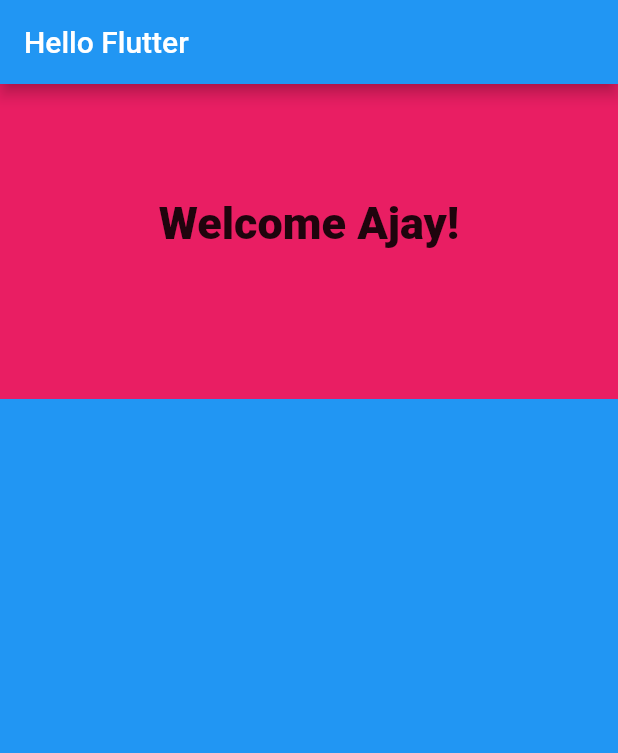
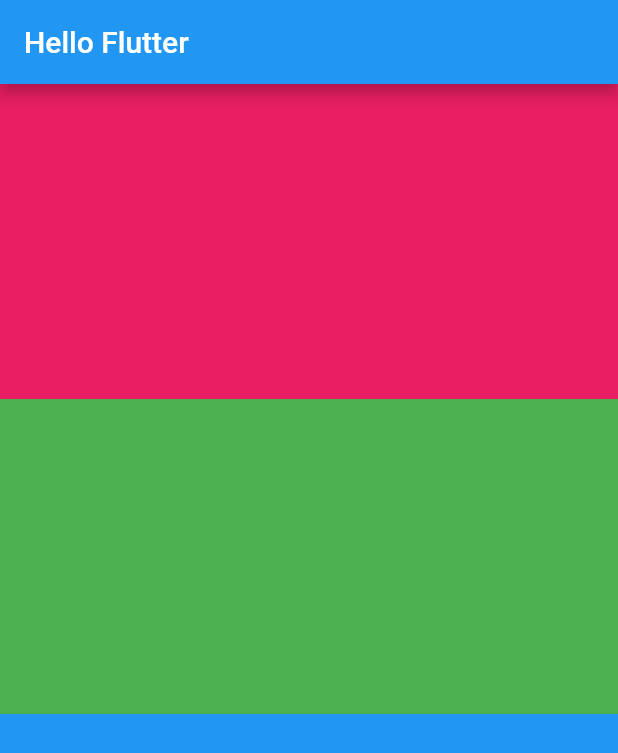
Before and after one commit to wagheajay/code, a Flutter app: the screen it shows after launch, on a phone screen of 412 x 824 dp. Shown: the top 753 px of the screen. Run offline on Flutter 3.47's test engine with Material 2 defaults, Android fonts, the phone set to English and light mode, and no system bars.

Commit message:
initial commit

```diff
--- a/lib/ui/home.dart
+++ b/lib/ui/home.dart
@@ -9,17 +9,24 @@ class Home extends StatelessWidget {
         title: new Text("Hello Flutter"),
         backgroundColor: Colors.blue,
       ),
-      body: new Container(
-        width: 420.0,
+      body: new Column(
+
+
+        children: <Widget>[
+          new Container(
+            width: 420.0,
         height: 210.0,
         color: Colors.pink,
-        padding: EdgeInsets.all(75.0),
-        child: new Text("Welcome Ajay!",
-            textAlign: TextAlign.center,
-            style: new TextStyle(fontSize: 30.0, fontWeight: FontWeight.w800)
+        //padding: EdgeInsets.all(75.0),
 
-            ),
+          ),
+          new Container(
+            width: 420.0,
+        height: 210.0,
+        color: Colors.green,
 
+          )
+        ],
 
       ),
       backgroundColor: Colors.blue,
```
